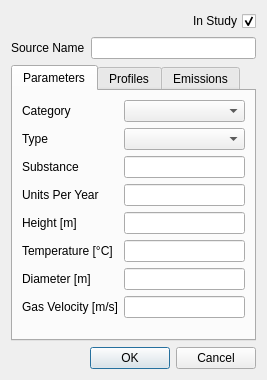
Qt form ui/ui_point_sources.ui (eurocontrol-asu/open_alaqs) before a commit.
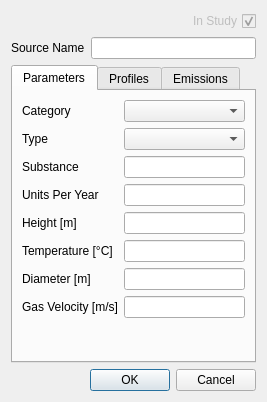
The same form after that commit.

Commit message:
Complete rewrite of ui_point_sources.py to fix multiple errors with editing the point source layer. Edit ui_point_sources.ui to disable instudy field. Minor formatting changes.
Closes #121, #122

What changed in the file:
```diff
--- a/ui/ui_point_sources.ui
+++ b/ui/ui_point_sources.ui
@@ -7,7 +7,7 @@
     <x>0</x>
     <y>0</y>
     <width>267</width>
-    <height>380</height>
+    <height>402</height>
    </rect>
   </property>
   <property name="windowTitle">
@@ -34,6 +34,9 @@
      </item>
      <item>
       <widget class="QCheckBox" name="instudy">
+       <property name="enabled">
+        <bool>false</bool>
+       </property>
        <property name="layoutDirection">
         <enum>Qt::RightToLeft</enum>
        </property>
```
Left out of the diff: 9 changed lines with no effect on the pictures. The commit also changes 2 other files.
